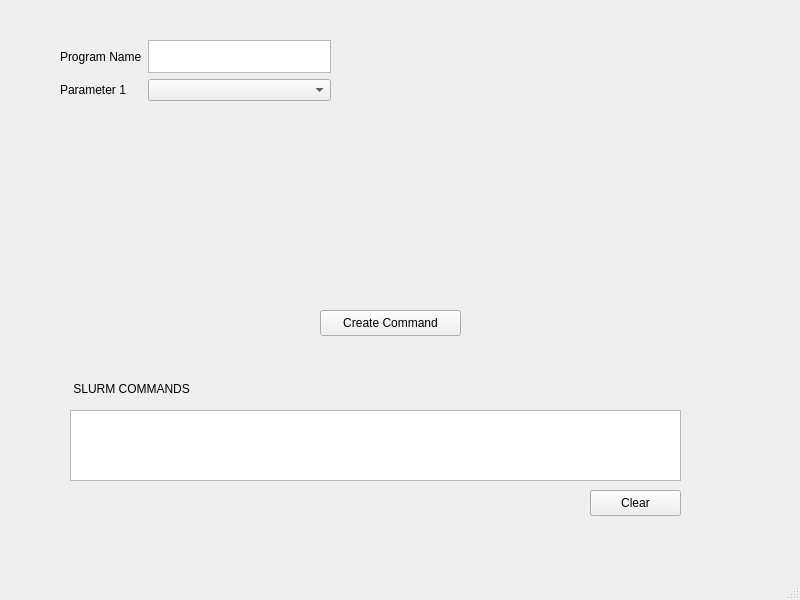
Above: mainwindow.ui from aayush4515/EPIC-UI before the change. Below: the same form after it.
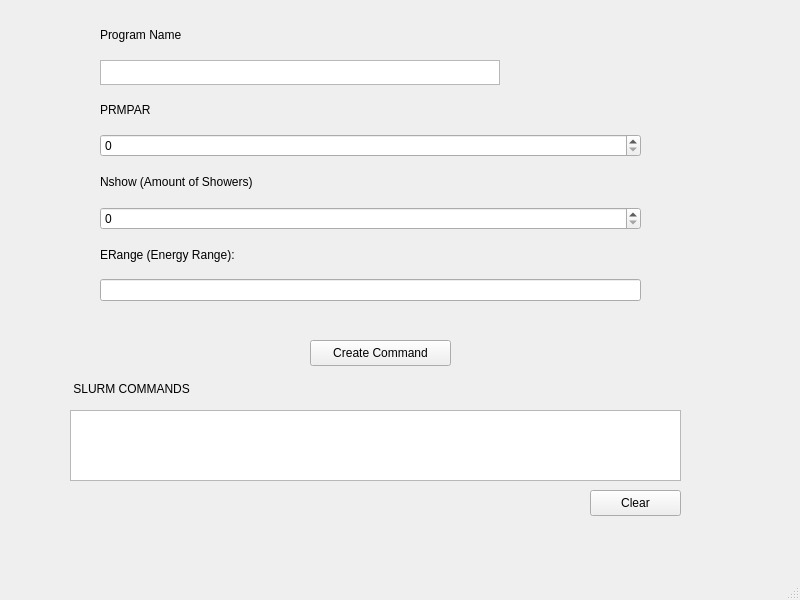
That is the form after the change.

Commit message:
Update this to reflect Angelina's version.
Some features may have accidentally been removed but we can just re-add them. This should work either way

What changed in the file:
```diff
--- a/mainwindow.ui
+++ b/mainwindow.ui
@@ -14,43 +14,11 @@
    <string>EPIC UI</string>
   </property>
   <widget class="QWidget" name="centralwidget">
-   <widget class="QWidget" name="gridLayoutWidget">
-    <property name="geometry">
-     <rect>
-      <x>60</x>
-      <y>40</y>
-      <width>271</width>
-      <height>61</height>
-     </rect>
-    </property>
-    <layout class="QGridLayout" name="gridLayout">
-     <item row="0" column="0">
-      <widget class="QLabel" name="lblProgramName">
-       <property name="text">
-        <string>Program Name</string>
-       </property>
-      </widget>
-     </item>
-     <item row="1" column="0">
-      <widget class="QLabel" name="lblParameter1">
-       <property name="text">
-        <string>Parameter 1</string>
-       </property>
-      </widget>
-     </item>
-     <item row="0" column="1">
-      <widget class="QPlainTextEdit" name="plainTextEdit"/>
-     </item>
-     <item row="1" column="1">
-      <widget class="QComboBox" name="comboBox"/>
-     </item>
-    </layout>
-   </widget>
    <widget class="QPushButton" name="btnCreateCommand">
     <property name="geometry">
      <rect>
-      <x>320</x>
-      <y>310</y>
+      <x>310</x>
+      <y>340</y>
       <width>141</width>
       <height>26</height>
      </rect>
@@ -95,6 +63,81 @@
      <string>Clear</string>
     </property>
    </widget>
+   <widget class="QWidget" name="gridLayoutWidget_2">
+    <property name="geometry">
+     <rect>
+      <x>100</x>
+      <y>10</y>
+      <width>541</width>
+      <height>291</height>
+     </rect>
+    </property>
+    <layout class="QVBoxLayout" name="verticalLayout">
+     <property name="spacing">
+      <number>0</number>
+     </property>
+     <property name="leftMargin">
+      <number>0</number>
+     </property>
+     <property name="rightMargin">
+      <number>0</number>
+     </property>
+     <item>
+      <widget class="QLabel" name="lblProgramName">
+       <property name="text">
+        <string>Program Name</string>
+       </property>
+      </widget>
+     </item>
+     <item>
+      <widget class="QPlainTextEdit" name="plainTextEdit">
+       <property name="maximumSize">
+        <size>
+         <width>400</width>
+         <height>25</height>
+        </size>
+       </property>
+      </widget>
+     </item>
+     <item>
+      <widget class="QLabel" name="lblPRMPAR">
+       <property name="text">
+        <string>PRMPAR</string>
+       </property>
+      </widget>
+     </item>
+     <item>
+      <widget class="QSpinBox" name="boxPRMPAR">
+       <property name="wrapping">
+        <bool>false</bool>
+       </property>
+       <property name="frame">
+        <bool>true</bool>
+       </property>
+      </widget>
+     </item>
+     <item>
+      <widget class="QLabel" name="lblNshow">
+       <property name="text">
+        <string>Nshow (Amount of Showers)</string>
+       </property>
+      </widget>
+     </item>
+     <item>
+      <widget class="QSpinBox" name="boxShow"/>
+     </item>
+     <item>
+      <widget class="QLabel" name="lblERange">
+       <property name="text">
+        <string>ERange (Energy Range):</string>
+       </property>
+      </widget>
+     </item>
+     <item>
+      <widget class="QLineEdit" name="lineRange"/>
+     </item>
+    </layout>
+   </widget>
   </widget>
   <widget class="QMenuBar" name="menubar">
    <property name="geometry">
```
Left out of the diff: 2 changed lines with no effect on the pictures.
